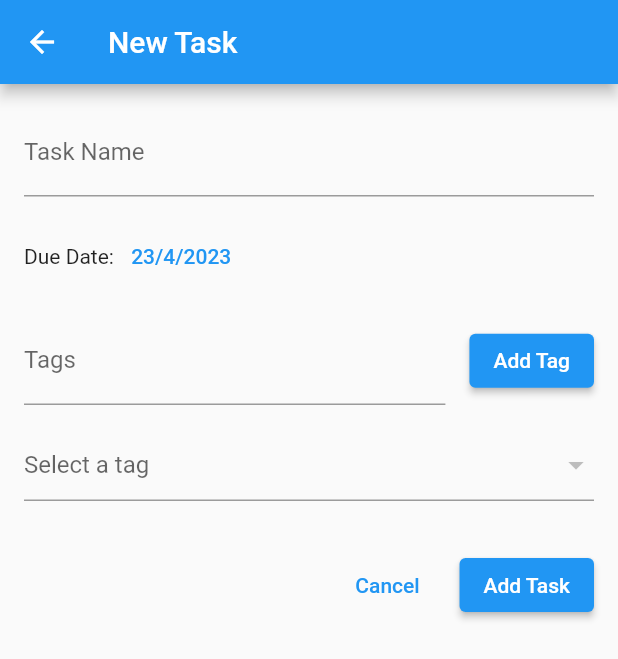
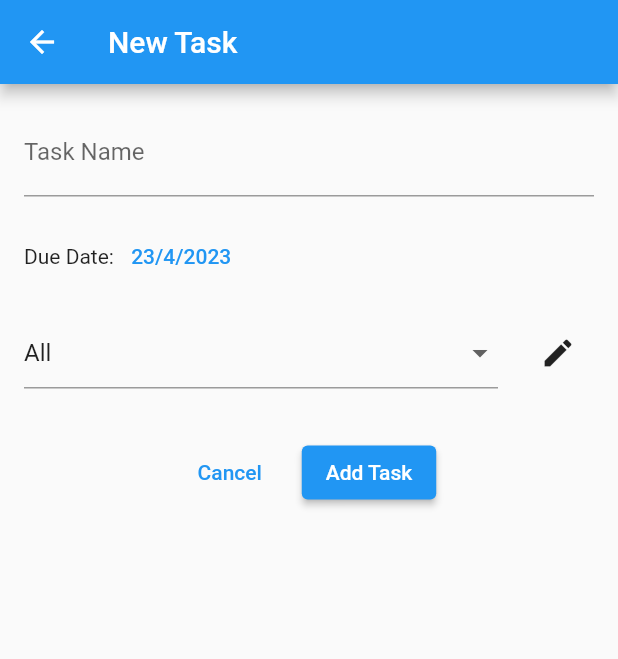
Before and after one commit to IsaiDiaz/todoapp_cubit, a Flutter app: the Home screen opened directly, after a tap on the "add" icon, on a phone screen of 412 x 824 dp. Shown: the top 659 px of the screen. Run offline on Flutter 3.47's test engine with Material 2 defaults, Android fonts, the phone set to English and light mode, and no system bars; our stand-ins replace equatable, flutter_bloc.

Commit message:
Agregado administracion de estados con cubit

```diff
--- /dev/null
+++ b/lib/blocs/tags_cubit.dart
@@ -0,0 +1,49 @@
+import 'package:flutter_bloc/flutter_bloc.dart';
+import 'package:todoapp_cubit/states/tag_state.dart';
+import 'package:todoapp_cubit/dto/tag.dart';
+
+List<Tag> defaultTags = [
+    Tag(text: 'All'),
+    Tag(text: 'Work'),
+    Tag(text: 'Home'),
+    Tag(text: 'Personal'),
+  ];
+
+class TagsCubit extends Cubit<TagState> {
+  TagsCubit() : super(TagState(tags: defaultTags, temporalTags: defaultTags));
+
+  void addTag(Tag tag) {
+    emit(state.copyWith(tags: [...state.tags, tag], temporalTags: [...state.tags, tag]));
+  }
+
+  void removeTag(Tag tag) {
+    emit(state.copyWith(tags: state.tags..remove(tag), temporalTags: state.tags..remove(tag)));
+  }
+
+  void selectTag(int index) {
+    emit(state.copyWith(selectedTag: index));
+  }
+
+  void addTemporalTag(Tag tag) {
+    emit(state.copyWith(temporalTags: [...state.temporalTags, tag]));
+  }
+
+  void removeTemporalTag(Tag tag){
+    emit(state.copyWith(temporalTags: state.temporalTags..remove(tag)));
+  }
+
+  void updateTemporalTag(Tag tag, String text){
+    int updatedTagindex = state.temporalTags.indexOf(tag);
+    state.temporalTags[updatedTagindex].text = text;
+    emit(state.copyWith(temporalTags: state.temporalTags));
+  }
+
+  void saveTags(){
+    emit(state.copyWith(tags: state.temporalTags));
+  }
+
+  void cancelTemporalTags(){
+    emit(state.copyWith(temporalTags: state.tags));
+  }
+
+}
--- /dev/null
+++ b/lib/blocs/tasks_cubit.dart
@@ -0,0 +1,16 @@
+import 'package:flutter_bloc/flutter_bloc.dart';
+import 'package:todoapp_cubit/states/task_state.dart';
+import 'package:todoapp_cubit/dto/task.dart';
+
+class TasksCubit extends Cubit<TaskState> {
+  TasksCubit() : super(TaskState());
+
+  void addTask(Task task) {
+    emit(state.copyWith(tasks: [...state.tasks, task]));
+  }
+
+  void removeTask(Task task) {
+    emit(state.copyWith(tasks: state.tasks..remove(task)));
+  }
+
+}
--- /dev/null
+++ b/lib/dto/tag.dart
@@ -0,0 +1,9 @@
+import 'package:equatable/equatable.dart';
+
+class Tag extends Equatable{
+  String text;
+  Tag({required this.text});
+
+  @override
+  List<Object?> get props => [text];
+}
--- /dev/null
+++ b/lib/dto/task.dart
@@ -0,0 +1,21 @@
+import 'tag.dart';
+import 'package:equatable/equatable.dart';
+
+class Task extends Equatable{
+  final String title;
+  final String description;
+  final DateTime dueDate;
+  final bool isCompleted;
+  Tag tag;
+
+  Task({
+    required this.title,
+    required this.description,
+    required this.dueDate,
+    required this.isCompleted,
+    required this.tag,
+  });
+
+  @override
+  List<Object?> get props => [title, description, dueDate, isCompleted, tag];
+}
--- a/lib/pages/add_task.dart
+++ b/lib/pages/add_task.dart
@@ -1,55 +1,53 @@
 import 'package:flutter/material.dart';
+import 'package:todoapp_cubit/states/tag_state.dart';
+import 'add_tag.dart';
+import 'package:flutter_bloc/flutter_bloc.dart';
+import 'package:todoapp_cubit/blocs/tasks_cubit.dart';
+import 'package:todoapp_cubit/blocs/tags_cubit.dart';
+import 'package:todoapp_cubit/dto/task.dart';
+import 'package:todoapp_cubit/dto/tag.dart';
 
-class TaskForm extends StatefulWidget {
-  @override
-  _TaskFormState createState() => _TaskFormState();
-}
-
-class _TaskFormState extends State<TaskForm> {
-  final _formKey = GlobalKey<FormState>();
-  final _tagsController = TextEditingController();
-
-  String _taskName = '';
-  DateTime _dueDate = DateTime.now();
-  List<String> _tags = [];
-
-  @override
-  void dispose() {
-    _tagsController.dispose();
-    super.dispose();
-  }
-
-  void _addTag() {
-    setState(() {
-      _tags.add(_tagsController.text);
-      _tagsController.clear();
-    });
-  }
-
-  void _submitForm() {
-    if (_formKey.currentState!.validate()) {
-      // Form is valid, do something with the data
-      print('Task name: $_taskName');
-      print('Due date: $_dueDate');
-      print('Tags: $_tags');
-    }
-  }
+class TaskForm extends StatelessWidget {
+  const TaskForm({Key? key}) : super(key: key);
 
   @override
   Widget build(BuildContext context) {
+    final formKey = GlobalKey<FormState>();
+    final tagsController = TextEditingController();
+
+    String taskName = '';
+    DateTime dueDate = DateTime.now();
+
+    void submitForm() {
+      if (formKey.currentState!.validate()) {
+        // Form is valid, do something with the data
+        formKey.currentState!.save();
+        int selectTag = BlocProvider.of<TagsCubit>(context).state.selectedTag;
+        final task = Task(
+          title: taskName,
+          description: "Descripcion",
+          isCompleted: false,
+          dueDate: dueDate,
+          tag: BlocProvider.of<TagsCubit>(context).state.tags[selectTag],
+        );
+        BlocProvider.of<TasksCubit>(context).addTask(task);
+        Navigator.pop(context);
+      }
+    }
+
     return Scaffold(
       appBar: AppBar(
-        title: Text('New Task'),
+        title: const Text('New Task'),
       ),
       body: Padding(
-        padding: EdgeInsets.all(16.0),
+        padding: const EdgeInsets.all(16.0),
         child: Form(
-          key: _formKey,
+          key: formKey,
           child: Column(
             crossAxisAlignment: CrossAxisAlignment.start,
             children: <Widget>[
               TextFormField(
-                decoration: InputDecoration(
+                decoration: const InputDecoration(
                   labelText: 'Task Name',
                 ),
                 validator: (value) {
@@ -59,66 +57,67 @@ class _TaskFormState extends State<TaskForm> {
                   return null;
                 },
                 onSaved: (value) {
-                  _taskName = value!;
+                  taskName = value!;
                 },
               ),
-              SizedBox(height: 16.0),
+              const SizedBox(height: 16.0),
               Row(
                 children: <Widget>[
-                  Text('Due Date: '),
+                  const Text('Due Date: '),
                   TextButton(
                     onPressed: () async {
                       final date = await showDatePicker(
                         context: context,
-                        initialDate: _dueDate,
+                        initialDate: dueDate,
                         firstDate: DateTime.now(),
-                        lastDate: DateTime.now().add(Duration(days: 365)),
+                        lastDate: DateTime.now().add(const Duration(days: 365)),
                       );
                       if (date != null) {
-                        setState(() {
-                          _dueDate = date;
-                        });
+                        dueDate = date;
                       }
                     },
                     child: Text(
-                      '${_dueDate.day}/${_dueDate.month}/${_dueDate.year}',
+                      '${dueDate.day}/${dueDate.month}/${dueDate.year}',
                     ),
                   ),
                 ],
               ),
-              SizedBox(height: 16.0),
+              const SizedBox(height: 16.0),
               Row(
                 children: <Widget>[
                   Expanded(
-                    child: TextFormField(
-                      controller: _tagsController,
-                      decoration: InputDecoration(
-                        labelText: 'Tags',
-                      ),
+                    child: BlocBuilder<TagsCubit, TagState>(
+                      builder: (context, state) {
+                        return DropdownButtonFormField(
+                          value: state.tags.isEmpty ? null : state.tags[state.selectedTag],
+                          hint: const Text('Select a tag'),
+                          items: state.tags.map((tag) {
+                            return DropdownMenuItem(
+                              value: tag,
+                              child: Text(tag.text),
+                            );
+                          }).toList(),
+                          onChanged: (value) {
+                            BlocProvider.of<TagsCubit>(context).selectTag(state.tags.indexOf(value as Tag));
+                          },
+                        );
+                      },
                     ),
                   ),
-                  SizedBox(width: 16.0),
-                  ElevatedButton(
-                    onPressed: _addTag,
-                    child: Text('Add Tag'),
+                  const SizedBox(width: 16.0),
+                  IconButton(
+                    onPressed: () => Navigator.push(
+                        context,
+                        MaterialPageRoute(
+                            builder: (context) => AddTag())),
+                    icon: const Icon(Icons.edit),
                   ),
                 ],
               ),
-              SizedBox(height: 16.0),
-              DropdownButtonFormField(
-                value: null,
-                hint: Text('Select a tag'),
-                items: _tags.map((tag) {
-                  return DropdownMenuItem(
-                    value: tag,
-                    child: Text(tag),
-                  );
-                }).toList(),
-                onChanged: (value) {},
-              ),
-              SizedBox(height: 32.0),
+              //Show all selected tags
+              const SizedBox(height: 32.0),
               Row(
-                mainAxisAlignment: MainAxisAlignment.end,
+                mainAxisAlignment: MainAxisAlignment.center,
                 children: <Widget>[
                   TextButton(
                     onPressed: () {
@@ -126,9 +125,9 @@ class _TaskFormState extends State<TaskForm> {
                     },
                     child: Text('Cancel'),
                   ),
-                  SizedBox(width: 16.0),
+                  const SizedBox(width: 16.0),
                   ElevatedButton(
-                    onPressed: _submitForm,
+                    onPressed: submitForm,
                     child: Text('Add Task'),
                   ),
                 ],
--- a/lib/pages/home.dart
+++ b/lib/pages/home.dart
@@ -1,21 +1,16 @@
 import 'package:flutter/material.dart';
 import 'add_task.dart';
-class Home extends StatefulWidget {
-  @override
-  _HomeState createState() => _HomeState();
-}
+import 'package:flutter_bloc/flutter_bloc.dart';
+import 'package:todoapp_cubit/blocs/tasks_cubit.dart';
+import 'package:todoapp_cubit/states/task_state.dart';
 
-class _HomeState extends State<Home> {
-  final List<String> _tasks = [];
-
-  void _addTask() {
-    setState(() {
-      _tasks.insert(0, 'New Task');
-    });
-  }
+class Home extends StatelessWidget {
+  const Home({Key? key}) : super(key: key);
 
   @override
   Widget build(BuildContext context) {
+    return BlocBuilder<TasksCubit, TaskState>(
+      builder: (context, state) {
         return Scaffold(
           appBar: AppBar(
             title: Text('Task List'),
@@ -42,7 +37,7 @@ class _HomeState extends State<Home> {
                     child: const Icon(Icons.add)),
                 ),
 
-            for (var task in _tasks)
+                for (var task in state.tasks)
                   Padding(
                     padding: EdgeInsets.all(8.0),
                     child: Container(
@@ -72,7 +67,7 @@ class _HomeState extends State<Home> {
                         crossAxisAlignment: CrossAxisAlignment.start,
                         children: <Widget>[
                           Text(
-                        task,
+                            task.title,
                             style: const TextStyle(
                               fontSize: 18.0,
                               fontWeight: FontWeight.bold,
@@ -80,7 +75,28 @@ class _HomeState extends State<Home> {
                           ),
                           const SizedBox(height: 8.0),
                           Text(
-                        'Description',
+                            task.dueDate.toString(),
+                            style: TextStyle(
+                              color: Colors.grey[600],
+                            ),
+                          ),
+                          const SizedBox(height: 8.0),
+                          Text(
+                            task.tag.text,
+                            style: TextStyle(
+                              color: Colors.grey[600],
+                            ),
+                          ),
+                          const SizedBox(height: 8.0),
+                          Text(
+                            task.description,
+                            style: TextStyle(
+                              color: Colors.grey[600],
+                            ),
+                          ),
+                          const SizedBox(height: 8.0),
+                          Text(
+                            task.isCompleted ? 'Completed' : 'Pending',
                             style: TextStyle(
                               color: Colors.grey[600],
                             ),
@@ -93,5 +109,7 @@ class _HomeState extends State<Home> {
             ),
           ),
         );
+      },
+    );
   }
 }
--- /dev/null
+++ b/lib/states/tag_state.dart
@@ -0,0 +1,17 @@
+import 'package:todoapp_cubit/dto/tag.dart';
+
+class TagState {
+  final List<Tag> tags;
+  final List<Tag> temporalTags;
+  final int selectedTag;
+
+  TagState({this.tags = const [], this.selectedTag = 0, this.temporalTags = const []});
+
+  TagState copyWith({List<Tag>? tags, int? selectedTag, List<Tag>? temporalTags}) {
+    return TagState(
+      tags: tags ?? this.tags,
+      selectedTag: selectedTag ?? this.selectedTag,
+      temporalTags: temporalTags ?? this.temporalTags,
+    );
+  }
+}
--- /dev/null
+++ b/lib/states/task_state.dart
@@ -0,0 +1,11 @@
+import 'package:todoapp_cubit/dto/task.dart';
+
+class TaskState {
+  final List<Task> tasks;
+
+  TaskState({this.tasks = const []});
+
+  TaskState copyWith({List<Task>? tasks}) {
+    return TaskState(tasks: tasks ?? this.tasks);
+  }
+}
--- a/pubspec.yaml
+++ b/pubspec.yaml
@@ -9,6 +9,8 @@ environment:
 dependencies:
   flutter:
     sdk: flutter
+  flutter_bloc: ^8.0.0
+  equatable: ^2.0.0
 
 dev_dependencies:
   flutter_test:
```
Also changed, not shown: lib/main.dart (+12 -1 lines), lib/pages/add_tag.dart (added, +81 -0 lines), pubspec.lock. Lines whose indentation alone changed are shown as unchanged.
